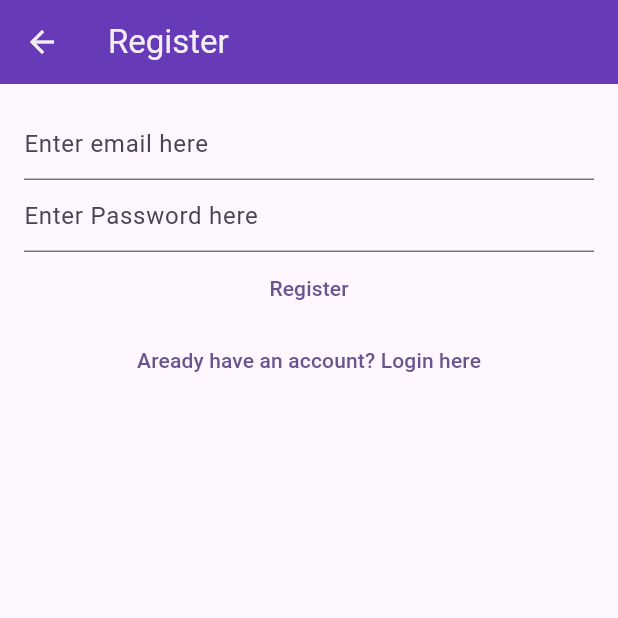
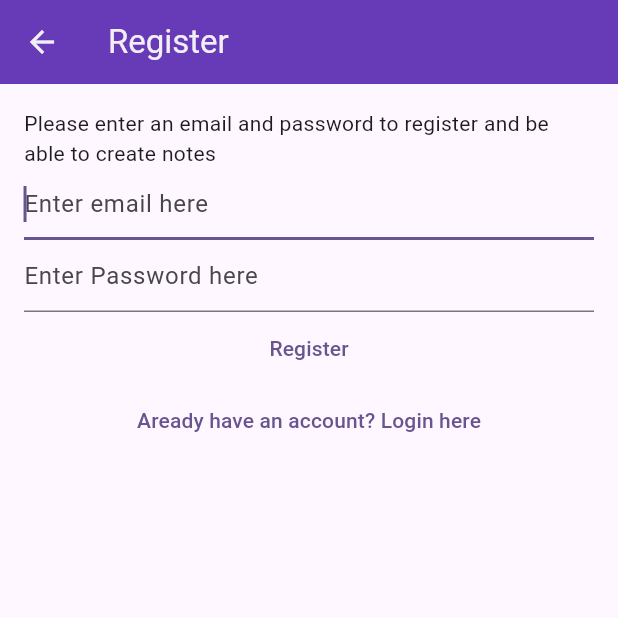
Before and after one commit to Kalzud/secondnotes, a Flutter app: the RegistrationView screen opened directly, on a phone screen of 412 x 824 dp, the top half of it. Run offline on Flutter 3.47's test engine with Material 2 defaults, Android fonts, the phone set to English and light mode, and no system bars; our stand-ins replace bloc, cloud_firestore, equatable, firebase_auth, firebase_core, flutter_bloc and 1 more; accounts and stored records are empty; network calls fail.

Commit message:
v-10.14.4

```diff
--- a/lib/views/login_view.dart
+++ b/lib/views/login_view.dart
@@ -42,7 +42,7 @@ class _LoginViewState extends State<LoginView> {
         if (state is AuthStateLoggedOut) {
           if (state.exception is UserNotFoundAuthException) {
             await showErrorDialog(
-                context, 'Cannot fins a user with the entered credentials');
+                context, 'Cannot find a user with the entered credentials');
           } else if (state.exception is WrongPasswordAuthException) {
             await showErrorDialog(context, 'Wrong credentials');
           } else if (state.exception is GenericAuthException) {
@@ -66,6 +66,7 @@ class _LoginViewState extends State<LoginView> {
                 controller: _email,
                 enableSuggestions: false,
                 autocorrect: false,
+                autofocus: true,
                 keyboardType: TextInputType.emailAddress,
                 decoration: const InputDecoration(hintText: 'Enter email here'),
               ),
--- a/lib/views/registration_view.dart
+++ b/lib/views/registration_view.dart
@@ -42,7 +42,7 @@ class _RegistrationViewState extends State<RegistrationView> {
         if (state is AuthStateRegistering) {
           if (state.exception is InvalidEmailAuthException) {
             await showErrorDialog(context, 'Invalid email');
-          } else if (state.exception is WrongPasswordAuthException) {
+          } else if (state.exception is WeakPasswordAuthException) {
             await showErrorDialog(
                 context, 'Weak password at least 6 characters');
           } else if (state.exception is EmailAlreadyInUseAuthException) {
@@ -62,10 +62,13 @@ class _RegistrationViewState extends State<RegistrationView> {
           padding: const EdgeInsets.all(16.0),
           child: Column(
             children: [
+              const Text(
+                  'Please enter an email and password to register and be able to create notes'),
               TextField(
                 controller: _email,
                 enableSuggestions: false,
                 autocorrect: false,
+                autofocus: true,
                 keyboardType: TextInputType.emailAddress,
                 decoration: const InputDecoration(hintText: 'Enter email here'),
               ),
```
Also changed, not shown: 1 other file.
